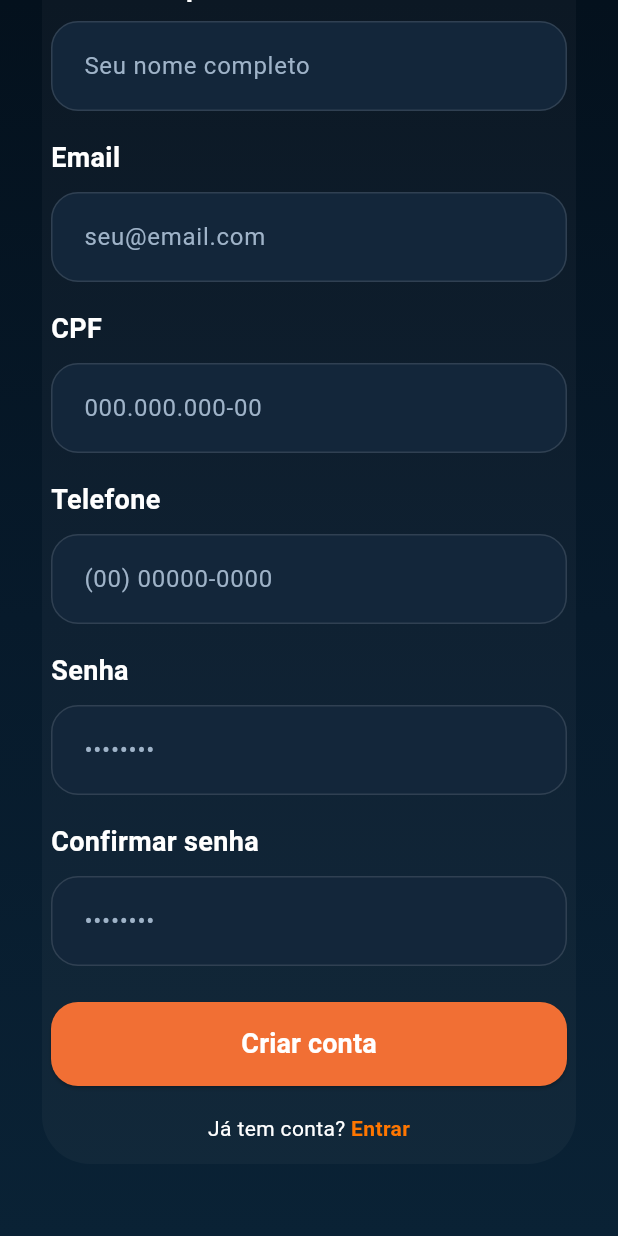
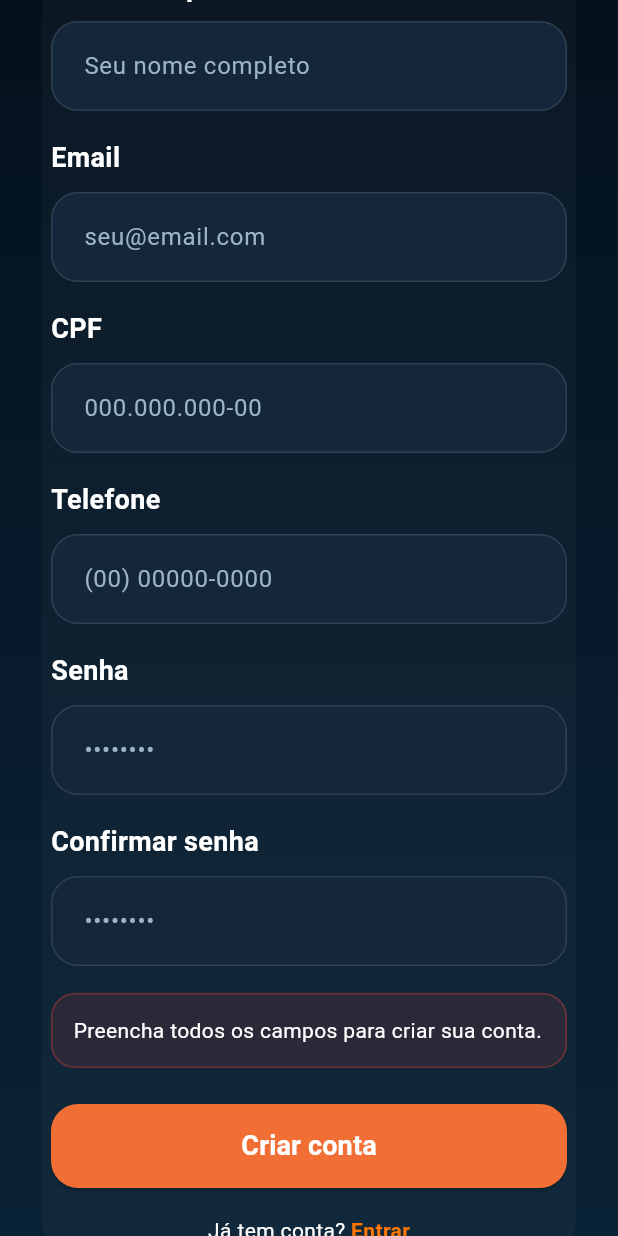
Before and after one commit to miguelgallinucci/ES-PI3-2026-T3-G20, a Flutter app: the RegisterPage screen opened directly, scrolled down 299 dp, after a tap on "Criar conta", on a phone screen of 412 x 824 dp. Run offline on Flutter 3.47's test engine with Material 3 defaults, Android fonts, the phone set to English and light mode, and no system bars; our stand-ins replace cloud_firestore, firebase_auth, firebase_core; accounts and stored records are empty.

Commit message:
conecta tela de cadastro ao Firebase Auth

```diff
--- a/lib/features/auth/pages/register_page.dart
+++ b/lib/features/auth/pages/register_page.dart
@@ -1,10 +1,132 @@
+import 'package:firebase_auth/firebase_auth.dart';
 import 'package:flutter/material.dart';
 import '../../../core/theme/app_colors.dart';
+import '../../catalog/pages/catalog_page.dart';
+import '../services/auth_service.dart';
 import '../widgets/app_button.dart';
 import '../widgets/app_input.dart';
 
-class RegisterPage extends StatelessWidget {
+class RegisterPage extends StatefulWidget {
   const RegisterPage({super.key});
+
+  @override
+  State<RegisterPage> createState() => _RegisterPageState();
+}
+
+class _RegisterPageState extends State<RegisterPage> {
+  final AuthService _authService = AuthService();
+
+  final TextEditingController _fullNameController = TextEditingController();
+  final TextEditingController _emailController = TextEditingController();
+  final TextEditingController _cpfController = TextEditingController();
+  final TextEditingController _phoneController = TextEditingController();
+  final TextEditingController _passwordController = TextEditingController();
+  final TextEditingController _confirmPasswordController =
+      TextEditingController();
+
+  bool _isLoading = false;
+  String? _errorMessage;
+
+  @override
+  void dispose() {
+    _fullNameController.dispose();
+    _emailController.dispose();
+    _cpfController.dispose();
+    _phoneController.dispose();
+    _passwordController.dispose();
+    _confirmPasswordController.dispose();
+    super.dispose();
+  }
+
+  Future<void> _register() async {
+    final fullName = _fullNameController.text.trim();
+    final email = _emailController.text.trim();
+    final cpf = _cpfController.text.trim();
+    final phone = _phoneController.text.trim();
+    final password = _passwordController.text.trim();
+    final confirmPassword = _confirmPasswordController.text.trim();
+
+    if (fullName.isEmpty ||
+        email.isEmpty ||
+        cpf.isEmpty ||
+        phone.isEmpty ||
+        password.isEmpty ||
+        confirmPassword.isEmpty) {
+      setState(() {
+        _errorMessage = 'Preencha todos os campos para criar sua conta.';
+      });
+      return;
+    }
+
+    if (password != confirmPassword) {
+      setState(() {
+        _errorMessage = 'As senhas não conferem.';
+      });
+      return;
+    }
+
+    if (password.length < 6) {
+      setState(() {
+        _errorMessage = 'A senha precisa ter pelo menos 6 caracteres.';
+      });
+      return;
+    }
+
+    setState(() {
+      _isLoading = true;
+      _errorMessage = null;
+    });
+
+    try {
+      await _authService.register(
+        fullName: fullName,
+        email: email,
+        cpf: cpf,
+        phone: phone,
+        password: password,
+      );
+
+      if (!mounted) return;
+
+      Navigator.pushReplacement(
+        context,
+        MaterialPageRoute(
+          builder: (_) => const CatalogPage(),
+        ),
+      );
+    } on FirebaseAuthException catch (error) {
+      setState(() {
+        _errorMessage = _getFirebaseErrorMessage(error.code);
+      });
+    } catch (_) {
+      setState(() {
+        _errorMessage = 'Não foi possível criar a conta. Tente novamente.';
+      });
+    } finally {
+      if (mounted) {
+        setState(() {
+          _isLoading = false;
+        });
+      }
+    }
+  }
+
+  String _getFirebaseErrorMessage(String code) {
+    switch (code) {
+      case 'email-already-in-use':
+        return 'Este e-mail já está cadastrado.';
+      case 'invalid-email':
+        return 'O e-mail informado não é válido.';
+      case 'weak-password':
+        return 'A senha é muito fraca. Use pelo menos 6 caracteres.';
+      case 'operation-not-allowed':
+        return 'O cadastro por e-mail e senha não está habilitado.';
+      case 'network-request-failed':
+        return 'Falha de conexão. Verifique sua internet.';
+      default:
+        return 'Erro ao criar conta. Verifique os dados e tente novamente.';
+    }
+  }
 
   @override
   Widget build(BuildContext context) {
@@ -77,7 +199,7 @@ class RegisterPage extends StatelessWidget {
                         vertical: 14,
                       ),
                       decoration: BoxDecoration(
-                        color: Colors.white.withOpacity(0.03),
+                        color: Colors.white.withValues(alpha: 0.03),
                         borderRadius: BorderRadius.circular(32),
                       ),
                       child: Column(
@@ -98,48 +220,76 @@ class RegisterPage extends StatelessWidget {
 
                           const SizedBox(height: 24),
 
-                          const AppInput(
+                          AppInput(
                             label: 'Nome completo',
                             hint: 'Seu nome completo',
+                            controller: _fullNameController,
                           ),
                           const SizedBox(height: 18),
 
-                          const AppInput(
+                          AppInput(
                             label: 'Email',
                             hint: 'seu@email.com',
+                            controller: _emailController,
                           ),
                           const SizedBox(height: 18),
 
-                          const AppInput(
+                          AppInput(
                             label: 'CPF',
                             hint: '000.000.000-00',
+                            controller: _cpfController,
                           ),
                           const SizedBox(height: 18),
 
-                          const AppInput(
+                          AppInput(
                             label: 'Telefone',
                             hint: '(00) 00000-0000',
+                            controller: _phoneController,
                           ),
                           const SizedBox(height: 18),
 
-                          const AppInput(
+                          AppInput(
                             label: 'Senha',
                             hint: '••••••••',
                             obscureText: true,
+                            controller: _passwordController,
                           ),
                           const SizedBox(height: 18),
 
-                          const AppInput(
+                          AppInput(
                             label: 'Confirmar senha',
                             hint: '••••••••',
                             obscureText: true,
+                            controller: _confirmPasswordController,
                           ),
+
+                          if (_errorMessage != null) ...[
+                            const SizedBox(height: 18),
+                            Container(
+                              padding: const EdgeInsets.all(14),
+                              decoration: BoxDecoration(
+                                color: Colors.red.withValues(alpha: 0.12),
+                                borderRadius: BorderRadius.circular(16),
+                                border: Border.all(
+                                  color: Colors.red.withValues(alpha: 0.35),
+                                ),
+                              ),
+                              child: Text(
+                                _errorMessage!,
+                                style: const TextStyle(
+                                  color: Colors.white,
+                                  fontSize: 14,
+                                  height: 1.4,
+                                ),
+                              ),
+                            ),
+                          ],
 
                           const SizedBox(height: 24),
 
                           AppButton(
-                            text: 'Criar conta',
-                            onPressed: () {},
+                            text: _isLoading ? 'Criando conta...' : 'Criar conta',
+                            onPressed: _isLoading ? () {} : _register,
                           ),
 
                           const SizedBox(height: 18),
```
